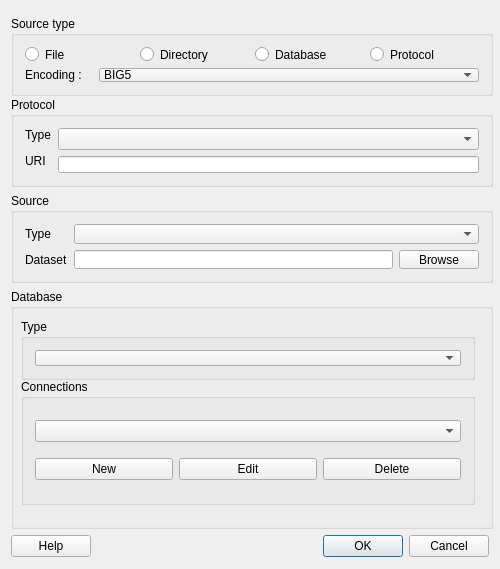
This is qgis/src/ui/qgsopenvectorlayerdialogbase.ui in sourcepole/qgis as Qt 5 draws it before an edit. The edited form follows.
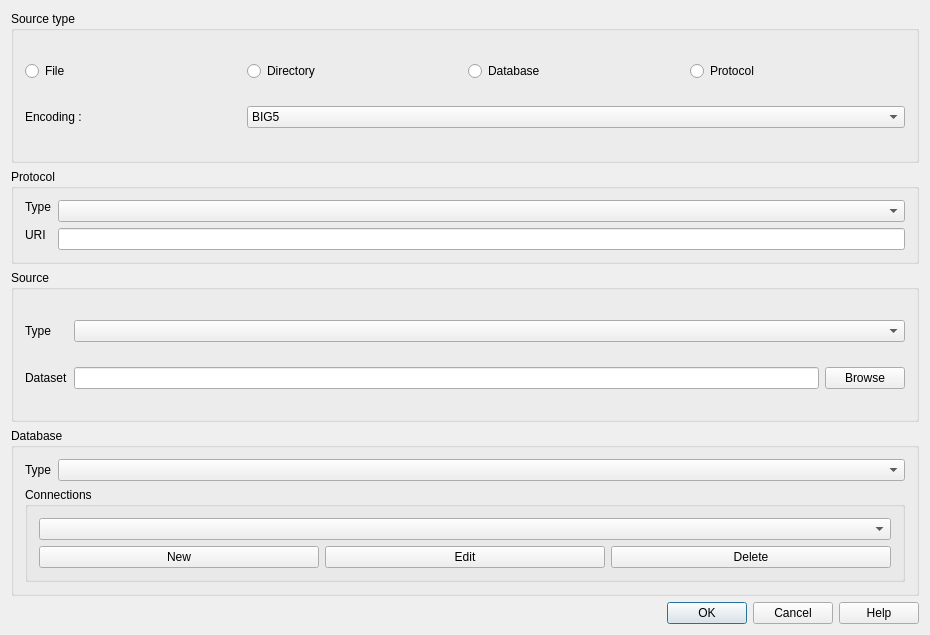
This is the edited form. Icons and pictures are not drawn.

Commit message: fix layout of add vector dialog

What changed in the file:
```diff
--- a/qgis/src/ui/qgsopenvectorlayerdialogbase.ui
+++ b/qgis/src/ui/qgsopenvectorlayerdialogbase.ui
@@ -8,8 +8,8 @@
    <rect>
     <x>0</x>
     <y>0</y>
-    <width>500</width>
-    <height>569</height>
+    <width>930</width>
+    <height>635</height>
    </rect>
   </property>
   <property name="sizePolicy" >
@@ -31,8 +31,8 @@
    <iconset>
     <normaloff>../../../../../Documents and Settings/freddy/.designer/plugins/ogr_converter</normaloff>../../../../../Documents and Settings/freddy/.designer/plugins/ogr_converter</iconset>
   </property>
-  <layout class="QVBoxLayout" name="verticalLayout_3" >
-   <item>
+  <layout class="QGridLayout" name="gridLayout_5" >
+   <item row="0" column="0" >
     <widget class="QGroupBox" name="srcGroupBox_2" >
      <property name="sizePolicy" >
       <sizepolicy vsizetype="Expanding" hsizetype="Expanding" >
@@ -40,64 +40,46 @@
        <verstretch>0</verstretch>
       </sizepolicy>
      </property>
-     <property name="minimumSize" >
-      <size>
-       <width>482</width>
-       <height>80</height>
-      </size>
-     </property>
-     <property name="maximumSize" >
-      <size>
-       <width>16777215</width>
-       <height>70</height>
-      </size>
-     </property>
      <property name="title" >
       <string>Source type</string>
      </property>
-     <layout class="QVBoxLayout" name="verticalLayout_4" >
-      <item>
-       <layout class="QHBoxLayout" name="horizontalLayout_3" >
-        <item>
+     <layout class="QGridLayout" name="gridLayout" >
+      <item row="0" column="0" >
          <widget class="QRadioButton" name="radioSrcFile" >
           <property name="text" >
            <string>File</string>
           </property>
          </widget>
         </item>
-        <item>
+      <item row="0" column="1" >
          <widget class="QRadioButton" name="radioSrcDirectory" >
           <property name="text" >
            <string>Directory</string>
           </property>
          </widget>
         </item>
-        <item>
+      <item row="0" column="2" >
          <widget class="QRadioButton" name="radioSrcDatabase" >
           <property name="text" >
            <string>Database</string>
           </property>
          </widget>
         </item>
-        <item>
+      <item row="0" column="3" >
          <widget class="QRadioButton" name="radioSrcProtocol" >
           <property name="text" >
            <string>Protocol</string>
           </property>
          </widget>
         </item>
-       </layout>
-      </item>
-      <item>
-       <layout class="QHBoxLayout" name="horizontalLayout_4" >
-        <item>
+      <item row="1" column="0" >
          <widget class="QLabel" name="label_3" >
           <property name="text" >
            <string>Encoding :</string>
           </property>
          </widget>
         </item>
-        <item>
+      <item row="1" column="1" colspan="3" >
          <widget class="QComboBox" name="cmbEncodings" >
           <property name="minimumSize" >
            <size>
@@ -328,22 +310,14 @@
          </widget>
         </item>
        </layout>
-      </item>
-     </layout>
     </widget>
    </item>
-   <item>
+   <item row="1" column="0" >
     <widget class="QGroupBox" name="protocolGroupBox" >
      <property name="minimumSize" >
       <size>
-       <width>482</width>
-       <height>90</height>
-      </size>
-     </property>
-     <property name="maximumSize" >
-      <size>
-       <width>16777215</width>
-       <height>90</height>
+       <width>0</width>
+       <height>0</height>
       </size>
      </property>
      <property name="title" >
@@ -373,7 +347,7 @@
      </layout>
     </widget>
    </item>
-   <item>
+   <item row="2" column="0" >
     <widget class="QGroupBox" name="fileGroupBox" >
      <property name="sizePolicy" >
       <sizepolicy vsizetype="Expanding" hsizetype="Expanding" >
@@ -383,14 +357,8 @@
      </property>
      <property name="minimumSize" >
       <size>
-       <width>482</width>
-       <height>90</height>
-      </size>
-     </property>
-     <property name="maximumSize" >
-      <size>
-       <width>16777215</width>
-       <height>90</height>
+       <width>0</width>
+       <height>0</height>
       </size>
      </property>
      <property name="title" >
@@ -437,7 +405,14 @@
      </layout>
     </widget>
    </item>
-   <item>
+   <item row="4" column="0" >
+    <widget class="QDialogButtonBox" name="buttonBox" >
+     <property name="standardButtons" >
+      <set>QDialogButtonBox::Cancel|QDialogButtonBox::Help|QDialogButtonBox::Ok</set>
+     </property>
+    </widget>
+   </item>
+   <item row="3" column="0" >
     <widget class="QGroupBox" name="dbGroupBox" >
      <property name="sizePolicy" >
       <sizepolicy vsizetype="Expanding" hsizetype="Expanding" >
@@ -447,112 +422,76 @@
      </property>
      <property name="minimumSize" >
       <size>
-       <width>482</width>
-       <height>240</height>
-      </size>
-     </property>
-     <property name="maximumSize" >
-      <size>
-       <width>16777215</width>
-       <height>240</height>
+       <width>0</width>
+       <height>0</height>
       </size>
      </property>
      <property name="title" >
       <string>Database</string>
      </property>
-     <widget class="QGroupBox" name="groupBox_2" >
-      <property name="geometry" >
-       <rect>
-        <x>10</x>
-        <y>30</y>
-        <width>454</width>
-        <height>61</height>
-       </rect>
-      </property>
-      <property name="title" >
+     <layout class="QGridLayout" name="gridLayout_6" >
+      <item row="0" column="0" >
+       <widget class="QLabel" name="label_4" >
+        <property name="text" >
        <string>Type</string>
       </property>
-      <layout class="QVBoxLayout" name="verticalLayout_2" >
-       <item>
-        <widget class="QComboBox" name="cmbDatabaseTypes" />
-       </item>
-      </layout>
-     </widget>
+       </widget>
+      </item>
+      <item row="0" column="1" >
+       <widget class="QComboBox" name="cmbDatabaseTypes" >
+        <property name="sizePolicy" >
+         <sizepolicy vsizetype="Fixed" hsizetype="Expanding" >
+          <horstretch>0</horstretch>
+          <verstretch>0</verstretch>
+         </sizepolicy>
+        </property>
+       </widget>
+      </item>
+      <item row="1" column="0" colspan="2" >
      <widget class="QGroupBox" name="groupBox" >
-      <property name="geometry" >
-       <rect>
-        <x>10</x>
-        <y>90</y>
-        <width>454</width>
-        <height>126</height>
-       </rect>
+        <property name="sizePolicy" >
+         <sizepolicy vsizetype="Preferred" hsizetype="Minimum" >
+          <horstretch>0</horstretch>
+          <verstretch>0</verstretch>
+         </sizepolicy>
       </property>
       <property name="title" >
        <string>Connections</string>
       </property>
-      <layout class="QVBoxLayout" name="verticalLayout" >
-       <item>
-        <widget class="QComboBox" name="cmbConnections" />
-       </item>
-       <item>
-        <layout class="QHBoxLayout" name="horizontalLayout" >
-         <item>
+        <layout class="QGridLayout" name="gridLayout_4" >
+         <item row="1" column="0" >
           <widget class="QPushButton" name="btnNew" >
            <property name="text" >
             <string>New</string>
            </property>
           </widget>
          </item>
-         <item>
+         <item row="1" column="1" >
           <widget class="QPushButton" name="btnEdit" >
            <property name="text" >
             <string>Edit</string>
            </property>
           </widget>
          </item>
-         <item>
+         <item row="1" column="2" >
           <widget class="QPushButton" name="btnDelete" >
            <property name="text" >
             <string>Delete</string>
            </property>
           </widget>
          </item>
-        </layout>
-       </item>
-      </layout>
-     </widget>
-    </widget>
-   </item>
-   <item>
-    <layout class="QHBoxLayout" name="horizontalLayout_2" >
-     <item>
-      <widget class="QPushButton" name="btnHelp" >
-       <property name="text" >
-        <string>Help</string>
-       </property>
-      </widget>
-     </item>
-     <item>
-      <spacer name="horizontalSpacer" >
-       <property name="orientation" >
-        <enum>Qt::Horizontal</enum>
-       </property>
-       <property name="sizeHint" stdset="0" >
-        <size>
-         <width>228</width>
-         <height>20</height>
-        </size>
-       </property>
-      </spacer>
-     </item>
-     <item>
-      <widget class="QDialogButtonBox" name="buttonBox" >
-       <property name="standardButtons" >
-        <set>QDialogButtonBox::Cancel|QDialogButtonBox::Ok</set>
-       </property>
-      </widget>
-     </item>
-    </layout>
+         <item row="0" column="0" colspan="3" >
+          <widget class="QComboBox" name="cmbConnections" />
+         </item>
+        </layout>
+        <zorder>btnNew</zorder>
+        <zorder>btnEdit</zorder>
+        <zorder>btnDelete</zorder>
+        <zorder>cmbConnections</zorder>
+       </widget>
+      </item>
+     </layout>
+    </widget>
    </item>
   </layout>
  </widget>
```
Left out of the diff: 3 changed lines with no effect on the pictures. Lines whose indentation alone changed are shown as unchanged.
